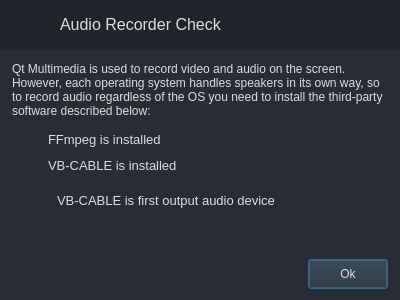
Old version of the form ui/audio_setting/audio_setting.ui in the repository fit-project/fit.
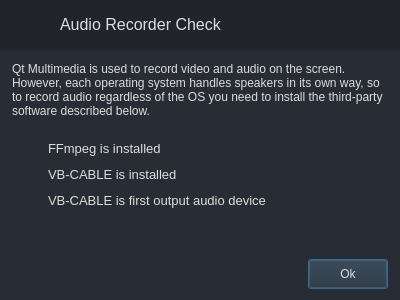
New version of the form. Icons and pictures are not drawn.

Commit message: audio recording setting WPI

```diff
--- a/ui/audio_setting/audio_setting.ui
+++ b/ui/audio_setting/audio_setting.ui
@@ -95,7 +95,7 @@
     <item>
      <widget class="QLabel" name="disclaimer">
       <property name="text">
-       <string>Qt Multimedia is used to record video and audio on the screen. However, each operating system handles speakers in its own way, so to record audio regardless of the OS you need to install the third-party software described below:</string>
+       <string>Qt Multimedia is used to record video and audio on the screen. However, each operating system handles speakers in its own way, so to record audio regardless of the OS you need to install the third-party software described below.</string>
       </property>
       <property name="wordWrap">
        <bool>true</bool>
@@ -234,11 +234,17 @@
     <item>
      <widget class="QFrame" name="vb_cable_box_first_output_audio_device">
       <layout class="QHBoxLayout" name="vb_cable_box_first_output_audio_device_layout">
+       <property name="leftMargin">
+        <number>0</number>
+       </property>
+       <property name="topMargin">
+        <number>0</number>
+       </property>
        <property name="rightMargin">
-        <number>1</number>
+        <number>0</number>
        </property>
        <property name="bottomMargin">
-        <number>1</number>
+        <number>0</number>
        </property>
        <item>
         <widget class="QLabel" name="vb_cable_first_output_audio_device_img">
```
Left out of the diff: 11 changed lines with no effect on the pictures. The commit also changes 3 other files.
